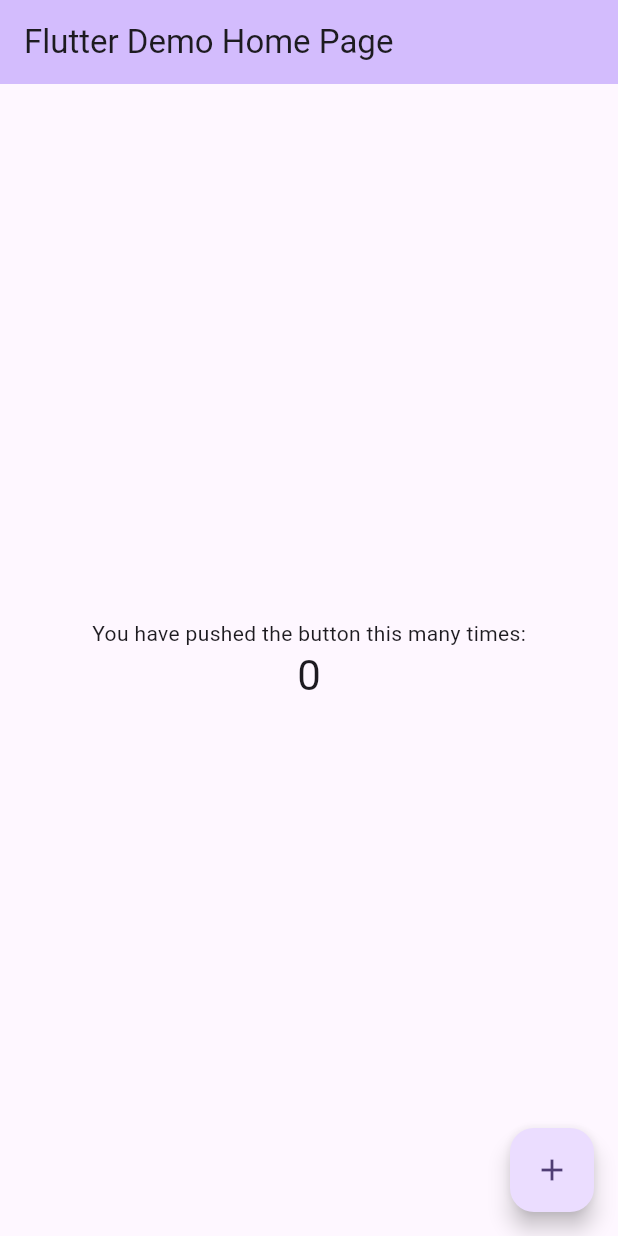
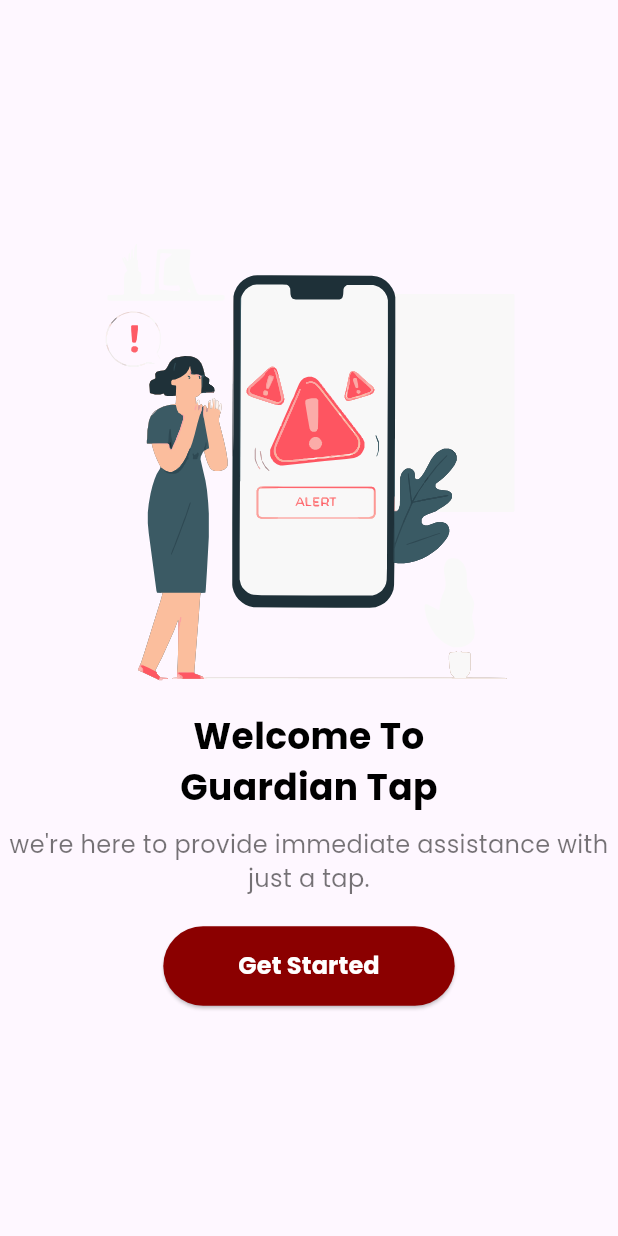
Before and after one commit to septiannaim/Olivia-2024, a Flutter app: the screen it shows after launch, on a phone screen of 412 x 824 dp. Run offline on Flutter 3.47's test engine with Material 3 defaults, Android fonts, the phone set to English and light mode, and no system bars; our stand-ins replace flutter_svg, google_fonts.

Commit message:
update-olivia

```diff
--- a/lib/main.dart
+++ b/lib/main.dart
@@ -1,125 +1,16 @@
 import 'package:flutter/material.dart';
+import 'screen/view/splash_screen.dart';
 
 void main() {
-  runApp(const MyApp());
+  runApp(MyApp());
 }
 
 class MyApp extends StatelessWidget {
-  const MyApp({super.key});
-
-  // This widget is the root of your application.
   @override
   Widget build(BuildContext context) {
     return MaterialApp(
-      title: 'Flutter Demo',
-      theme: ThemeData(
-        // This is the theme of your application.
-        //
-        // TRY THIS: Try running your application with "flutter run". You'll see
-        // the application has a purple toolbar. Then, without quitting the app,
-        // try changing the seedColor in the colorScheme below to Colors.green
-        // and then invoke "hot reload" (save your changes or press the "hot
-        // reload" button in a Flutter-supported IDE, or press "r" if you used
-        // the command line to start the app).
-        //
-        // Notice that the counter didn't reset back to zero; the application
-        // state is not lost during the reload. To reset the state, use hot
-        // restart instead.
-        //
-        // This works for code too, not just values: Most code changes can be
-        // tested with just a hot reload.
-        colorScheme: ColorScheme.fromSeed(seedColor: Colors.deepPurple),
-        useMaterial3: true,
-      ),
-      home: const MyHomePage(title: 'Flutter Demo Home Page'),
+      debugShowCheckedModeBanner: false,
+      home: SplashScreen(),
     );
   }
 }
-
-class MyHomePage extends StatefulWidget {
-  const MyHomePage({super.key, required this.title});
-
-  // This widget is the home page of your application. It is stateful, meaning
-  // that it has a State object (defined below) that contains fields that affect
-  // how it looks.
-
-  // This class is the configuration for the state. It holds the values (in this
-  // case the title) provided by the parent (in this case the App widget) and
-  // used by the build method of the State. Fields in a Widget subclass are
-  // always marked "final".
-
-  final String title;
-
-  @override
-  State<MyHomePage> createState() => _MyHomePageState();
-}
-
-class _MyHomePageState extends State<MyHomePage> {
-  int _counter = 0;
-
-  void _incrementCounter() {
-    setState(() {
-      // This call to setState tells the Flutter framework that something has
-      // changed in this State, which causes it to rerun the build method below
-      // so that the display can reflect the updated values. If we changed
-      // _counter without calling setState(), then the build method would not be
-      // called again, and so nothing would appear to happen.
-      _counter++;
-    });
-  }
-
-  @override
-  Widget build(BuildContext context) {
-    // This method is rerun every time setState is called, for instance as done
-    // by the _incrementCounter method above.
-    //
-    // The Flutter framework has been optimized to make rerunning build methods
-    // fast, so that you can just rebuild anything that needs updating rather
-    // than having to individually change instances of widgets.
-    return Scaffold(
-      appBar: AppBar(
-        // TRY THIS: Try changing the color here to a specific color (to
-        // Colors.amber, perhaps?) and trigger a hot reload to see the AppBar
-        // change color while the other colors stay the same.
-        backgroundColor: Theme.of(context).colorScheme.inversePrimary,
-        // Here we take the value from the MyHomePage object that was created by
-        // the App.build method, and use it to set our appbar title.
-        title: Text(widget.title),
-      ),
-      body: Center(
-        // Center is a layout widget. It takes a single child and positions it
-        // in the middle of the parent.
-        child: Column(
-          // Column is also a layout widget. It takes a list of children and
-          // arranges them vertically. By default, it sizes itself to fit its
-          // children horizontally, and tries to be as tall as its parent.
-          //
-          // Column has various properties to control how it sizes itself and
-          // how it positions its children. Here we use mainAxisAlignment to
-          // center the children vertically; the main axis here is the vertical
-          // axis because Columns are vertical (the cross axis would be
-          // horizontal).
-          //
-          // TRY THIS: Invoke "debug painting" (choose the "Toggle Debug Paint"
-          // action in the IDE, or press "p" in the console), to see the
-          // wireframe for each widget.
-          mainAxisAlignment: MainAxisAlignment.center,
-          children: <Widget>[
-            const Text(
-              'You have pushed the button this many times:',
-            ),
-            Text(
-              '$_counter',
-              style: Theme.of(context).textTheme.headlineMedium,
-            ),
-          ],
-        ),
-      ),
-      floatingActionButton: FloatingActionButton(
-        onPressed: _incrementCounter,
-        tooltip: 'Increment',
-        child: const Icon(Icons.add),
-      ), // This trailing comma makes auto-formatting nicer for build methods.
-    );
-  }
-}
--- /dev/null
+++ b/lib/screen/view/on_board_screen.dart
@@ -0,0 +1,67 @@
+import 'package:flutter/material.dart';
+import 'package:google_fonts/google_fonts.dart';
+import 'package:flutter_svg/flutter_svg.dart';
+import 'login_screen.dart'; // Pastikan import halaman LoginScreen yang benar
+
+class OnBoardScreen extends StatelessWidget {
+  @override
+  Widget build(BuildContext context) {
+    return Scaffold(
+      body: Center(
+        child: Column(
+          mainAxisAlignment: MainAxisAlignment.center,
+          children: <Widget>[
+            SvgPicture.asset(
+              'assets/images/onboard.svg', // Gambar SVG untuk on board
+              height: 300.0,
+              width: 300.0,
+            ),
+            SizedBox(height: 20),
+            Text(
+              'Welcome To\nGuardian Tap',
+              textAlign: TextAlign.center,
+              style: GoogleFonts.poppins(
+                color: Colors.black,
+                fontSize: 24,
+                fontWeight: FontWeight.bold,
+              ),
+            ),
+            SizedBox(height: 10),
+            Text(
+              'we\'re here to provide immediate assistance with just a tap.',
+              textAlign: TextAlign.center,
+              style: GoogleFonts.poppins(
+                color: Colors.black54,
+                fontSize: 16,
+              ),
+            ),
+            SizedBox(height: 20),
+            ElevatedButton(
+              onPressed: () {
+                Navigator.push(
+                  context,
+                  MaterialPageRoute(builder: (context) => LoginScreen()), // Navigasi ke LoginScreen
+                );
+              },
+              style: ElevatedButton.styleFrom(
+                backgroundColor: Color(0xFF8B0000), // Use primary for background color
+                shape: RoundedRectangleBorder(
+                  borderRadius: BorderRadius.circular(30.0),
+                ),
+                padding: EdgeInsets.symmetric(horizontal: 50.0, vertical: 15.0),
+              ),
+              child: Text(
+                'Get Started',
+                style: GoogleFonts.poppins(
+                  color: Colors.white,
+                  fontSize: 16,
+                  fontWeight: FontWeight.bold,
+                ),
+              ),
+            ),
+          ],
+        ),
+      ),
+    );
+  }
+}
```
Also changed, not shown: lib/screen/view/login_screen.dart (added, +64 -0 lines), lib/screen/view/splash_screen.dart (+52 -0 lines), pubspec.yaml (+8 -43 lines), assets/images/Logo-GD.svg (added), assets/images/logo.png (added), assets/images/onboard.svg (added), pubspec.lock, 2 other files.
